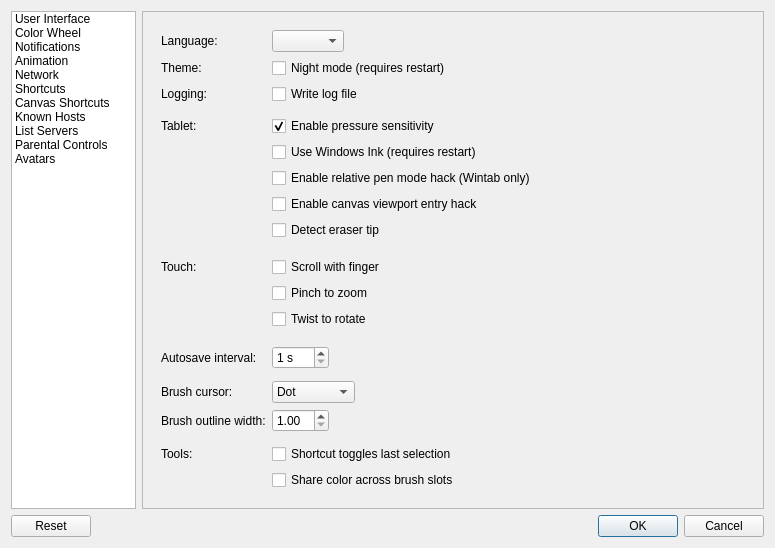
drawpile/Drawpile, file src/desktop/ui/settings.ui: the form before one commit.
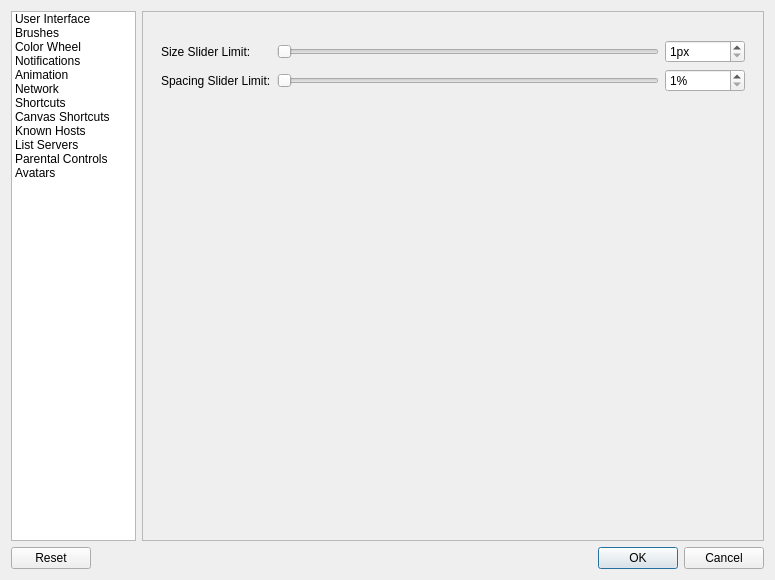
The form after the commit. The open tabs and pages were chosen to show the change. Icons and pictures are not drawn. Custom widgets are drawn as their Qt base class.

Commit message:
Allow increasing the brush slider limits
The size and spacing sliders have arbitrary limits below their actual
maximum. You can still go beyond the maximum by using the spinner or
keyboard shortcuts, but that's kind of annoying. This patch adds
settings to adjust the slider limits to your leisure.

Fixes #847.

```diff
--- a/src/desktop/ui/settings.ui
+++ b/src/desktop/ui/settings.ui
@@ -7,7 +7,7 @@
     <x>0</x>
     <y>0</y>
     <width>775</width>
-    <height>546</height>
+    <height>580</height>
    </rect>
   </property>
   <property name="windowTitle">
@@ -23,6 +23,11 @@
          <string>User Interface</string>
         </property>
        </item>
+       <item>
+        <property name="text">
+         <string>Brushes</string>
+        </property>
+       </item>
        <item>
         <property name="text">
          <string>Color Wheel</string>
@@ -368,6 +373,114 @@
             </item>
            </layout>
           </widget>
+          <widget class="QWidget" name="brushPage">
+           <layout class="QFormLayout" name="brushFormLayout">
+            <property name="fieldGrowthPolicy">
+             <enum>QFormLayout::ExpandingFieldsGrow</enum>
+            </property>
+            <property name="topMargin">
+             <number>19</number>
+            </property>
+            <item row="0" column="0">
+             <widget class="QLabel" name="sizeLimitLabel">
+              <property name="toolTip">
+               <string>The maximum value for the brush size slider. You can always enter larger values manually or via keyboard shortcuts.</string>
+              </property>
+              <property name="text">
+               <string>Size Slider Limit:</string>
+              </property>
+             </widget>
+            </item>
+            <item row="0" column="1">
+             <layout class="QHBoxLayout" name="sizeLimitLayout">
+              <item>
+               <widget class="QSlider" name="sizeLimitSlider">
+                <property name="toolTip">
+                 <string>The maximum value for the brush size slider. You can always enter larger values manually or via keyboard shortcuts.</string>
+                </property>
+                <property name="maximum">
+                 <number>255</number>
+                </property>
+                <property name="orientation">
+                 <enum>Qt::Horizontal</enum>
+                </property>
+               </widget>
+              </item>
+              <item>
+               <widget class="QSpinBox" name="sizeLimitSpinner">
+                <property name="minimumSize">
+                 <size>
+                  <width>80</width>
+                  <height>0</height>
+                 </size>
+                </property>
+                <property name="toolTip">
+                 <string>The maximum value for the brush size slider. You can always enter larger values manually or via keyboard shortcuts.</string>
+                </property>
+                <property name="suffix">
+                 <string>px</string>
+                </property>
+                <property name="minimum">
+                 <number>1</number>
+                </property>
+                <property name="maximum">
+                 <number>255</number>
+                </property>
+               </widget>
+              </item>
+             </layout>
+            </item>
+            <item row="1" column="0">
+             <widget class="QLabel" name="spacingLimitLabel">
+              <property name="toolTip">
+               <string>The maximum value for the brush spacing slider. You can always enter larger values manually.</string>
+              </property>
+              <property name="text">
+               <string>Spacing Slider Limit:</string>
+              </property>
+             </widget>
+            </item>
+            <item row="1" column="1">
+             <layout class="QHBoxLayout" name="spacingLimitLayout">
+              <item>
+               <widget class="QSlider" name="spacingLimitSlider">
+                <property name="toolTip">
+                 <string>The maximum value for the brush spacing slider. You can always enter larger values manually.</string>
+                </property>
+                <property name="maximum">
+                 <number>999</number>
+                </property>
+                <property name="orientation">
+                 <enum>Qt::Horizontal</enum>
+                </property>
+               </widget>
+              </item>
+              <item>
+               <widget class="QSpinBox" name="spacingLimitSpinner">
+                <property name="minimumSize">
+                 <size>
+                  <width>80</width>
+                  <height>0</height>
+                 </size>
+                </property>
+                <property name="toolTip">
+                 <string>The maximum value for the brush spacing slider. You can always enter larger values manually.</string>
+                </property>
+                <property name="suffix">
+                 <string>%</string>
+                </property>
+                <property name="minimum">
+                 <number>1</number>
+                </property>
+                <property name="maximum">
+                 <number>999</number>
+                </property>
+               </widget>
+              </item>
+             </layout>
+            </item>
+           </layout>
+          </widget>
           <widget class="QWidget" name="colorwheelPage">
            <property name="sizePolicy">
             <sizepolicy hsizetype="Preferred" vsizetype="Expanding">
```
Left out of the diff: 64 changed lines with no effect on the pictures. The commit also changes 3 other files.
